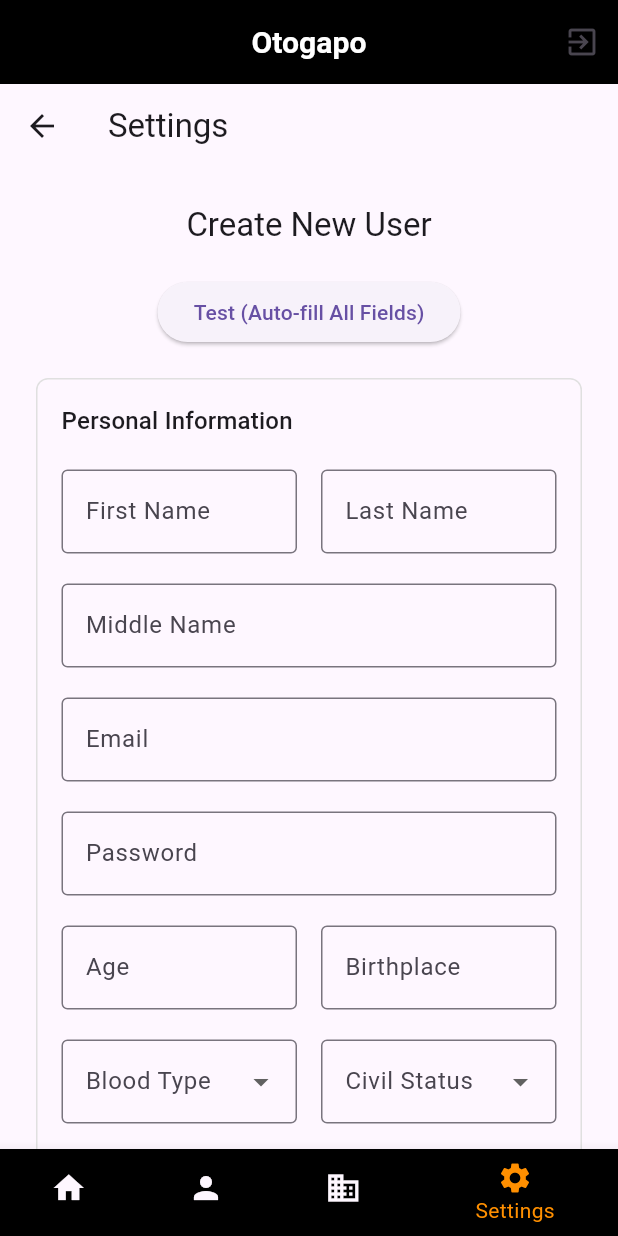
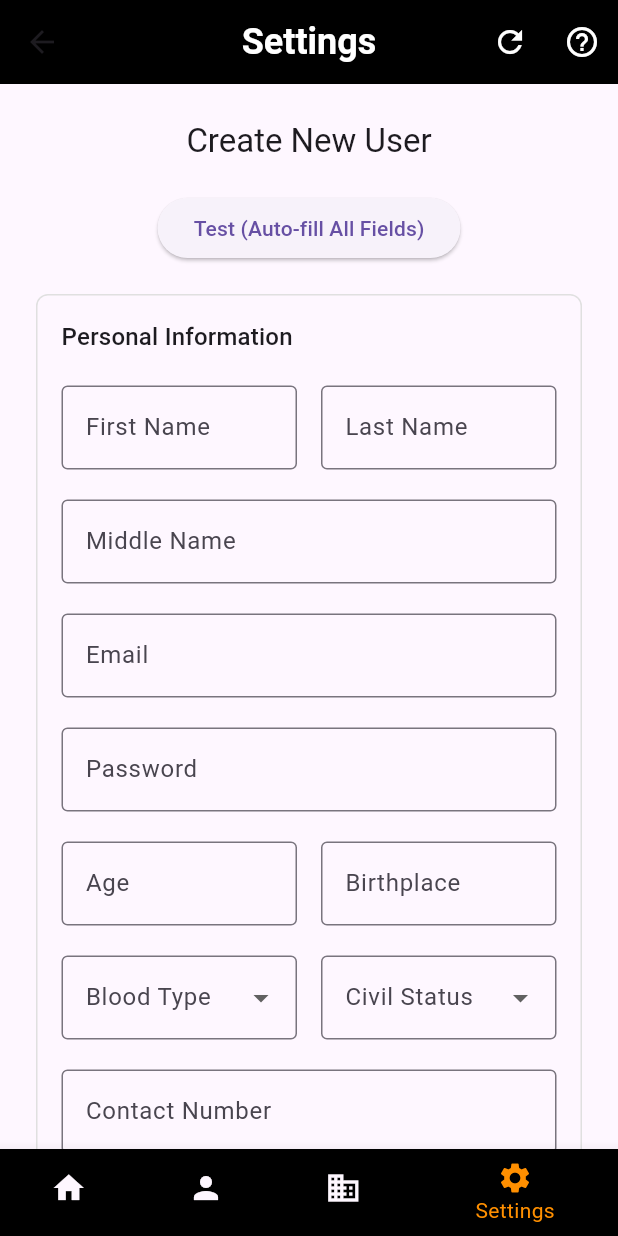
Before and after one commit to lexiecorn/oto-gapo, a Flutter app: the HomePage screen opened by its route, item 4 of the bottom bar chosen, on a phone screen of 412 x 824 dp. Run offline on Flutter 3.47's test engine with Material 3 defaults, Android fonts, the phone set to English and light mode, and no system bars; our stand-ins replace animated_text_kit, auto_route, bloc, carousel_slider, cloud_firestore, dio and 17 more; missing offline and left inert: cloud_firestore_platform_interface, flutter_flavor, fresh_dio, mobile_scanner; accounts and stored records are empty; network calls fail; statements that could not run were skipped.

Commit message:
update appbar of settings page

```diff
--- a/lib/app/pages/home_page.dart
+++ b/lib/app/pages/home_page.dart
@@ -51,26 +51,33 @@
         // backgroundColor: Colors.grey.shade100
         // ,
         appBar: AppBar(
-          // REMOVE BACK BUTTON
-          automaticallyImplyLeading: false,
           title: Text(
-            'Otogapo',
+            _selectedIndex == 3 ? 'Settings' : 'Otogapo',
             style: TextStyle(
               color: Colors.white,
-              fontSize: 60.sp,
+              fontSize: 24,
               fontWeight: FontWeight.bold,
             ),
           ),
           centerTitle: true,
           backgroundColor: Colors.black,
-          actions: [
-            IconButton(
-              onPressed: () {
-                context.read<AuthBloc>().add(SignoutRequestedEvent());
-              },
-              icon: const Icon(Icons.exit_to_app),
-            ),
-          ],
+          elevation: 0,
+          actions: _selectedIndex == 3
+              ? [
+                  IconButton(
+                    icon: Icon(Icons.refresh, color: Colors.white),
+                    onPressed: () {
+                      // Optionally: trigger a refresh in SettingsPage
+                    },
+                  ),
+                  IconButton(
+                    icon: Icon(Icons.help_outline, color: Colors.white),
+                    onPressed: () {
+                      // Optionally: show help dialog
+                    },
+                  ),
+                ]
+              : [],
         ),
         body: _widgetOptions.elementAt(_selectedIndex),
         bottomNavigationBar: BottomNavigationBar(
--- a/lib/app/pages/settings_page.dart
+++ b/lib/app/pages/settings_page.dart
@@ -436,7 +436,6 @@
   @override
   Widget build(BuildContext context) {
     return Scaffold(
-      appBar: AppBar(title: const Text('Settings')),
       body: SingleChildScrollView(
         padding: const EdgeInsets.all(24.0),
         child: Column(
```
